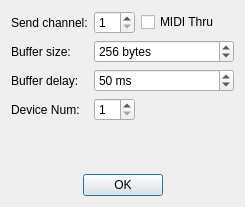
Old version of the form src/View/SettingsDialog.ui in the repository thefinalcutbg/QAN1xEditor.
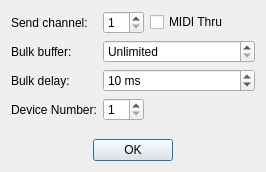
New version of the form.

Commit message: default buffer size made unlimited

What changed in the file:
```diff
--- a/src/View/SettingsDialog.ui
+++ b/src/View/SettingsDialog.ui
@@ -6,8 +6,8 @@
    <rect>
     <x>0</x>
     <y>0</y>
-    <width>245</width>
-    <height>207</height>
+    <width>266</width>
+    <height>172</height>
    </rect>
   </property>
   <property name="windowTitle">
@@ -43,7 +43,7 @@
      <item row="1" column="0">
       <widget class="QLabel" name="label">
        <property name="text">
-        <string>Buffer size:</string>
+        <string>Bulk buffer:</string>
        </property>
       </widget>
      </item>
@@ -65,7 +65,7 @@
         <number>32</number>
        </property>
        <property name="value">
-        <number>256</number>
+        <number>0</number>
        </property>
        <property name="displayIntegerBase">
         <number>10</number>
@@ -75,7 +75,7 @@
      <item row="2" column="0">
       <widget class="QLabel" name="label_2">
        <property name="text">
-        <string>Buffer delay:</string>
+        <string>Bulk delay:</string>
        </property>
       </widget>
      </item>
@@ -91,7 +91,7 @@
         <string> ms</string>
        </property>
        <property name="minimum">
-        <number>10</number>
+        <number>0</number>
        </property>
        <property name="maximum">
         <number>1000</number>
@@ -100,7 +100,7 @@
         <number>10</number>
        </property>
        <property name="value">
-        <number>50</number>
+        <number>10</number>
        </property>
        <property name="displayIntegerBase">
         <number>10</number>
@@ -110,7 +110,7 @@
      <item row="3" column="0">
       <widget class="QLabel" name="label_17">
        <property name="text">
-        <string>Device Num:</string>
+        <string>Device Number:</string>
        </property>
       </widget>
      </item>
@@ -147,7 +147,7 @@
      <property name="sizeHint" stdset="0">
       <size>
        <width>20</width>
-       <height>40</height>
+       <height>10</height>
       </size>
      </property>
     </spacer>
```
Left out of the diff: 8 changed lines with no effect on the pictures. The commit also changes 6 other files.
